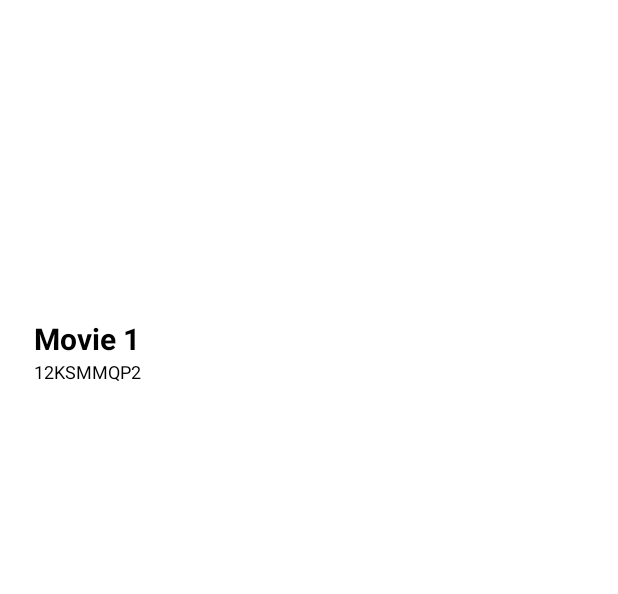
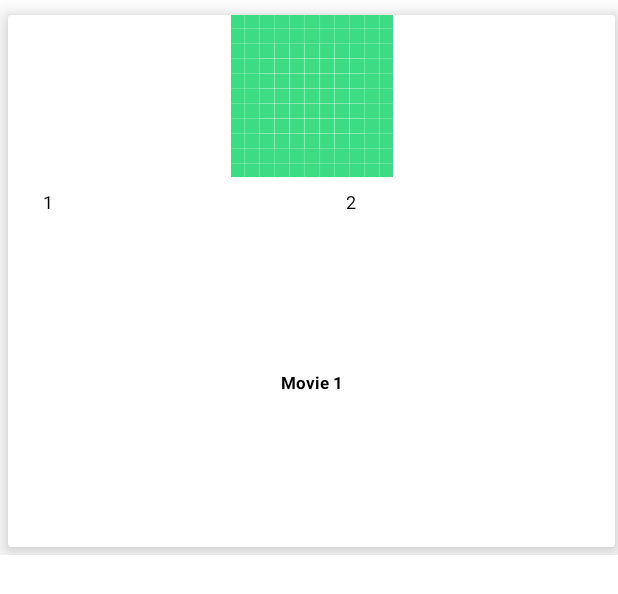
Before and after one commit to AmineBkd/themoviedb, an Android app: the layout item_movie.xml on its own in the app's theme, with its tools: preview values and no code run, on a phone screen of 412 x 824 dp. Shown: the top 594 px of the screen. Run offline under Robolectric (Android 15) with nearby library versions, the phone set to English and light mode, and no system bars.

Commit message:
FEAT - Polishing movie cards UI

```diff
--- a/app/src/main/java/com/example/themoviedb/ui/movies/MoviesFragment.kt
+++ b/app/src/main/java/com/example/themoviedb/ui/movies/MoviesFragment.kt
@@ -30,7 +30,7 @@ class MoviesFragment : Fragment() {
 
     override fun onViewCreated(view: View, savedInstanceState: Bundle?) {
         super.onViewCreated(view, savedInstanceState)
-        viewModel.loadPage()
+        viewModel.loadPage(2)
 
         viewModel.moviePage.observe(viewLifecycleOwner){ (page, image) ->
             if(page.totalResult > 0){
--- a/app/src/main/java/com/example/themoviedb/ui/movies/adapter/MovieAdapter.kt
+++ b/app/src/main/java/com/example/themoviedb/ui/movies/adapter/MovieAdapter.kt
@@ -39,6 +39,9 @@ class MovieAdapter(
     }
 
     override fun onBindViewHolder(holder: MovieAdapter.MovieViewHolder, position: Int) {
+        val movie = movieList[position]
+        holder.bind(movie)
+
         try {
             val movieImageView: ImageView = holder.itemView.findViewById<ImageView>(R.id.movieImage)
             val bitmap = imageList[position]
@@ -48,9 +51,6 @@ class MovieAdapter(
         }catch (e: Exception){
             Log.d("Crash", e.message.toString())
         }
-
-        val movie = movieList[position]
-        holder.bind(movie)
     }
 
     override fun getItemCount(): Int = movieList.count()
--- a/app/src/main/res/layout/item_movie.xml
+++ b/app/src/main/res/layout/item_movie.xml
@@ -12,7 +12,7 @@
     <androidx.constraintlayout.widget.ConstraintLayout
         android:id="@+id/movieContainer"
         android:layout_width="match_parent"
-        android:layout_height="300dp">
+        android:layout_height="370dp">
 
         <com.google.android.material.card.MaterialCardView
             android:id="@+id/cardView"
@@ -21,51 +21,78 @@
             android:layout_marginStart="5dp"
             android:layout_marginTop="10dp"
             android:layout_marginEnd="2dp"
+            android:layout_marginBottom="5dp"
             android:clickable="true"
             android:focusable="true"
             app:cardCornerRadius="2dp"
+            app:cardElevation="10dp"
             app:layout_constraintLeft_toLeftOf="parent"
             app:layout_constraintRight_toRightOf="parent"
             app:layout_constraintTop_toTopOf="parent">
             <androidx.constraintlayout.widget.ConstraintLayout
                 android:layout_width="match_parent"
                 android:layout_height="match_parent"
-                android:layout_margin="2dp"
                 android:layout_marginBottom="5dp">
                 <ImageView
                     android:id="@+id/movieImage"
                     android:layout_width="wrap_content"
-                    android:layout_height="200dp"
+                    android:layout_height="0dp"
                     app:layout_constraintTop_toTopOf="parent"
                     app:layout_constraintLeft_toLeftOf="parent"
                     app:layout_constraintRight_toRightOf="parent"
-                    android:contentDescription="movie image" />
-                <TextView
-                    android:id="@+id/movieNameText"
-                    android:layout_width="match_parent"
-                    android:layout_height="wrap_content"
-                    android:layout_marginStart="15dp"
-                    android:text="@{movie.name}"
-                    android:textColor="@android:color/black"
-                    android:textSize="20sp"
-                    android:textStyle="bold"
+                    tools:src="@drawable/ic_launcher_background"/>
+                <LinearLayout
+                    android:id="@+id/movieInformationLinearLayout"
                     app:layout_constraintTop_toBottomOf="@id/movieImage"
                     app:layout_constraintLeft_toLeftOf="parent"
                     app:layout_constraintRight_toRightOf="parent"
-                    tools:text="Movie 1" />
+                    android:layout_height="wrap_content"
+                    android:layout_width="match_parent"
+                    android:orientation="horizontal">
+                        <TextView
+                            android:id="@+id/movieRating"
+                            android:layout_width="0dp"
+                            android:layout_weight="1"
+                            android:layout_height="wrap_content"
+                            android:padding="8dp"
+                            android:layout_marginStart="15dp"
+                            android:text="@{String.valueOf(movie.voteAverage)}"
+                            android:textColor="@android:color/black"
+                            android:textSize="12sp"
+                            app:layout_constraintLeft_toLeftOf="parent"
+                            app:layout_constraintRight_toRightOf="parent"
+                            app:layout_constraintTop_toBottomOf="@id/movieNameText"
+                            tools:text="1" />
+                        <TextView
+                            android:id="@+id/movieVoteCount"
+                            android:layout_width="0dp"
+                            android:layout_weight="1"
+                            android:layout_height="wrap_content"
+                            android:padding="8dp"
+                            android:layout_marginStart="15dp"
+                            android:text="@{String.valueOf(movie.voteCount)}"
+                            android:textColor="@android:color/black"
+                            android:textSize="12sp"
+                            app:layout_constraintLeft_toLeftOf="parent"
+                            app:layout_constraintRight_toRightOf="parent"
+                            app:layout_constraintTop_toBottomOf="@id/movieNameText"
+                            tools:text="2" />
+                </LinearLayout>
 
                 <TextView
-                    android:id="@+id/movieIdText"
-                    android:layout_width="match_parent"
+                    android:id="@+id/movieNameText"
+                    android:layout_width="wrap_content"
                     android:layout_height="wrap_content"
-                    android:layout_marginStart="15dp"
-                    android:text="@{String.valueOf(movie.voteAverage)}"
+                    android:padding="8dp"
+                    android:text="@{movie.name}"
                     android:textColor="@android:color/black"
-                    android:textSize="12sp"
+                    android:textSize="11sp"
+                    android:textStyle="bold"
                     app:layout_constraintLeft_toLeftOf="parent"
                     app:layout_constraintRight_toRightOf="parent"
-                    app:layout_constraintTop_toBottomOf="@id/movieNameText"
-                    tools:text="12KSMMQP2" />
+                    app:layout_constraintBottom_toBottomOf="parent"
+                    app:layout_constraintTop_toBottomOf="@id/movieInformationLinearLayout"
+                    tools:text="Movie 1" />
             </androidx.constraintlayout.widget.ConstraintLayout>
 
         </com.google.android.material.card.MaterialCardView>
```
